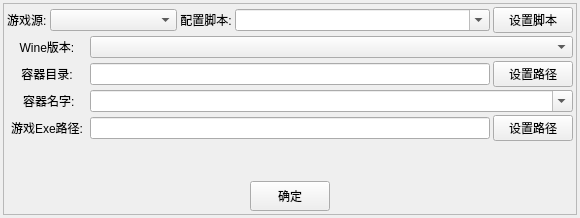
Before: the Qt Designer form ui/vekAppAddAT.ui in gfdgd-xi/vekcode, drawn with Qt 5.
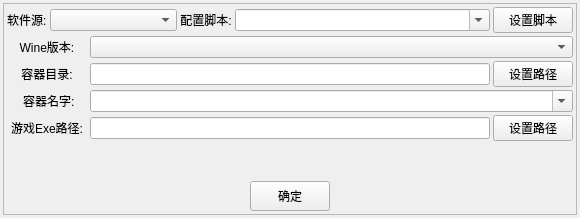
After: the same form once the commit is applied. Custom widgets are drawn as their Qt base class.

What changed in the file:
```diff
--- a/ui/vekAppAddAT.ui
+++ b/ui/vekAppAddAT.ui
@@ -94,7 +94,7 @@
         <item>
          <widget class="QLabel" name="label_3">
           <property name="text">
-           <string>游戏源:</string>
+           <string>软件源:</string>
           </property>
          </widget>
         </item>
```
